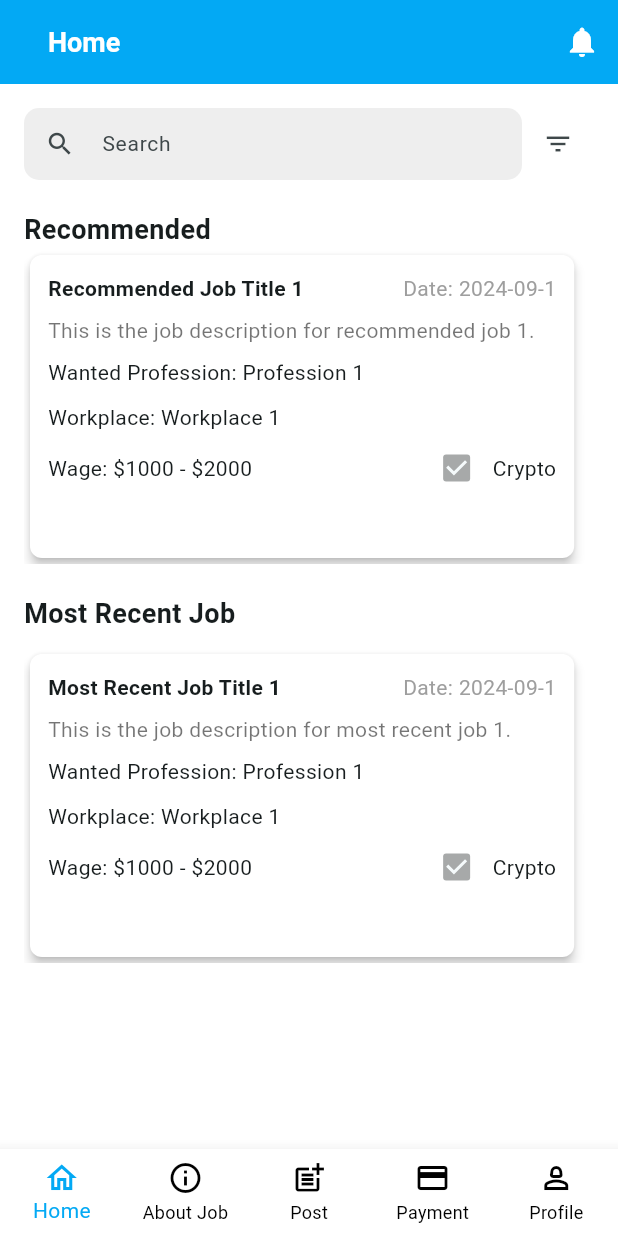
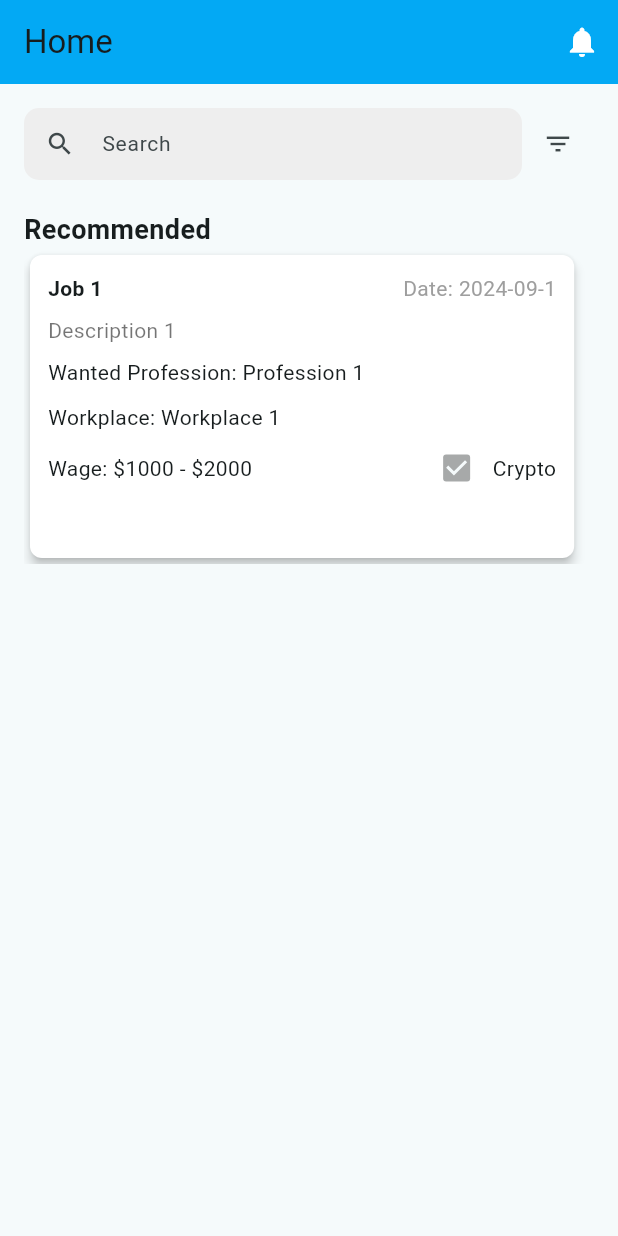
Before and after one commit to cchrisha/Community-Guild, a Flutter app: the screen it shows after launch, after a tap on "Create new account? Signup", after a tap on the "notifications" icon, after a tap on the "filter list" icon, on a phone screen of 412 x 824 dp. Run offline on Flutter 3.47's test engine with Material 3 defaults, Android fonts, the phone set to English and light mode, and no system bars; our stand-ins replace equatable, flutter_bloc, get, google_fonts, image_picker, shared_preferences; missing offline and left inert: reown_appkit; network calls fail.

Commit message:
home bloc

```diff
--- a/lib/bloc/home/home_bloc.dart
+++ b/lib/bloc/home/home_bloc.dart
@@ -1,13 +1,26 @@
-import 'package:bloc/bloc.dart';
-import 'package:equatable/equatable.dart';
-
-part 'home_event.dart';
-part 'home_state.dart';
+import 'package:flutter_bloc/flutter_bloc.dart';
+import 'home_event.dart';
+import 'home_state.dart';
 
 class HomeBloc extends Bloc<HomeEvent, HomeState> {
   HomeBloc() : super(HomeInitial()) {
-    on<HomeEvent>((event, emit) {
-      // TODO: implement event handler
+    on<FetchJobs>((event, emit) async {
+      emit(HomeLoading());
+
+      try {
+        // Simulating an API call for now
+        await Future.delayed(
+            const Duration(seconds: 2)); // Simulate network delay
+        // Replace with actual API call
+        List<dynamic> jobs = [
+          {'title': 'Job 1', 'description': 'Description 1'},
+          {'title': 'Job 2', 'description': 'Description 2'},
+        ];
+
+        emit(HomeLoaded(jobs));
+      } catch (e) {
+        emit(HomeError('Failed to load jobs'));
+      }
     });
   }
 }
--- a/lib/bloc/home/home_event.dart
+++ b/lib/bloc/home/home_event.dart
@@ -1,8 +1,11 @@
-part of 'home_bloc.dart';
+import 'package:equatable/equatable.dart';
 
-sealed class HomeEvent extends Equatable {
-  const HomeEvent();
+abstract class HomeEvent extends Equatable {
+  @override
+  List<Object?> get props => [];
+}
 
+class FetchJobs extends HomeEvent {
   @override
-  List<Object> get props => [];
+  List<Object?> get props => [];
 }
--- a/lib/bloc/home/home_state.dart
+++ b/lib/bloc/home/home_state.dart
@@ -1,10 +1,28 @@
-part of 'home_bloc.dart';
+import 'package:equatable/equatable.dart';
 
-sealed class HomeState extends Equatable {
-  const HomeState();
+abstract class HomeState extends Equatable {
+  @override
+  List<Object?> get props => [];
+}
+
+class HomeInitial extends HomeState {}
+
+class HomeLoading extends HomeState {}
+
+class HomeLoaded extends HomeState {
+  final List<dynamic> jobs; // This will hold the job data when fetched
+
+  HomeLoaded(this.jobs);
 
   @override
-  List<Object> get props => [];
+  List<Object?> get props => [jobs];
 }
 
-final class HomeInitial extends HomeState {}
+class HomeError extends HomeState {
+  final String message;
+
+  HomeError(this.message);
+
+  @override
+  List<Object?> get props => [message];
+}
--- a/lib/screens/home.dart
+++ b/lib/screens/home.dart
@@ -1,36 +1,26 @@
-import 'package:community_guild/widget/home/job_card.dart';
-import 'package:community_guild/widget/home/search_and_filter.dart';
-import 'package:community_guild/widget/home/section_title.dart';
+import 'package:community_guild/screens/notif_page.dart';
 import 'package:flutter/material.dart';
-import 'package:community_guild/screens/job_detail.dart';
-import 'package:community_guild/screens/about_job.dart';
-import 'package:community_guild/screens/notif_page.dart';
-import 'package:community_guild/screens/payment_page.dart';
-import 'package:community_guild/screens/post_page.dart';
-import 'package:community_guild/screens/profile_page.dart';
+import 'package:flutter_bloc/flutter_bloc.dart';
+import 'package:community_guild/bloc/home/home_bloc.dart';
+import 'package:community_guild/bloc/home/home_event.dart';
+import 'package:community_guild/bloc/home/home_state.dart';
+
+import '../widget/home/job_card.dart';
+import '../widget/home/search_and_filter.dart';
+import '../widget/home/section_title.dart';
+import 'job_detail.dart';
 
 class HomePage extends StatelessWidget {
   const HomePage({super.key});
 
   @override
   Widget build(BuildContext context) {
-    return Scaffold(
+    return BlocProvider(
+      create: (context) => HomeBloc()..add(FetchJobs()), // Fetch jobs on load
+      child: Scaffold(
         appBar: AppBar(
-        title: const Row(
-          children: [
-            SizedBox(width: 16),
-            Text(
-              'Home',
-              style: TextStyle(
-                fontSize: 18,
-                fontWeight: FontWeight.bold,
-                color: Colors.white,
-              ),
-            ),
-          ],
-        ),
+          title: const Text('Home'),
           backgroundColor: const Color.fromARGB(255, 3, 169, 244),
-        automaticallyImplyLeading: false,
           actions: [
             IconButton(
               icon: const Icon(Icons.notifications, color: Colors.white),
@@ -44,8 +34,12 @@ class HomePage extends StatelessWidget {
             ),
           ],
         ),
-      backgroundColor: const Color.fromARGB(255, 255, 255, 255),
-      body: CustomScrollView(
+        body: BlocBuilder<HomeBloc, HomeState>(
+          builder: (context, state) {
+            if (state is HomeLoading) {
+              return const Center(child: CircularProgressIndicator());
+            } else if (state is HomeLoaded) {
+              return CustomScrollView(
                 slivers: [
                   SliverToBoxAdapter(
                     child: Padding(
@@ -60,17 +54,17 @@ class HomePage extends StatelessWidget {
                             height: 210,
                             child: ListView.builder(
                               scrollDirection: Axis.horizontal,
-                      itemCount: 10,
+                              itemCount: state.jobs.length,
                               itemBuilder: (context, index) {
+                                final job = state.jobs[index];
                                 return Padding(
                                   padding: const EdgeInsets.only(right: 10),
                                   child: SizedBox(
-                            width: MediaQuery.of(context).size.width *
-                                0.9, //responsive na width
+                                    width:
+                                        MediaQuery.of(context).size.width * 0.9,
                                     child: HomeJobCard(
-                              jobTitle: 'Recommended Job Title ${index + 1}',
-                              jobDescription:
-                                  'This is the job description for recommended job ${index + 1}.',
+                                      jobTitle: job['title'],
+                                      jobDescription: job['description'],
                                       workPlace: 'Workplace ${index + 1}',
                                       date: 'Date: 2024-09-${index + 1}',
                                       wageRange:
@@ -81,53 +75,8 @@ class HomePage extends StatelessWidget {
                                         Navigator.push(
                                           context,
                                           MaterialPageRoute(
-                                    builder: (context) => const JobDetailPage(
-                                      jobTitle: '',
-                                      jobDescription: '',
-                                      date: '',
-                                      workPlace: '',
-                                      wageRange: '',
-                                      isCrypto: true,
-                                      professions: '',
-                                      contact: '',
-                                    ),
-                                  ),
-                                );
-                              },
-                            ),
-                          ),
-                        );
-                      },
-                    ),
-                  ),
-                  const SizedBox(height: 20),
-                  const SectionTitle(title: 'Most Recent Job'),
-                  const SizedBox(height: 10),
-                  SizedBox(
-                    height: 210,
-                    child: ListView.builder(
-                      scrollDirection: Axis.horizontal,
-                      itemCount: 10,
-                      itemBuilder: (context, index) {
-                        return Padding(
-                          padding: const EdgeInsets.only(right: 10),
-                          child: SizedBox(
-                            width: MediaQuery.of(context).size.width * 0.9,
-                            child: HomeJobCard(
-                              jobTitle: 'Most Recent Job Title ${index + 1}',
-                              jobDescription:
-                                  'This is the job description for most recent job ${index + 1}.',
-                              workPlace: 'Workplace ${index + 1}',
-                              date: 'Date: 2024-09-${index + 1}',
-                              wageRange:
-                                  '\$${index * 1000 + 1000} - \$${index * 1000 + 2000}',
-                              isCrypto: index % 2 == 0,
-                              professions: 'Profession ${index + 1}',
-                              onTap: () {
-                                Navigator.push(
-                                  context,
-                                  MaterialPageRoute(
-                                    builder: (context) => const JobDetailPage(
+                                            builder: (context) =>
+                                                const JobDetailPage(
                                               jobTitle: '',
                                               jobDescription: '',
                                               date: '',
@@ -151,65 +100,13 @@ class HomePage extends StatelessWidget {
                     ),
                   ),
                 ],
+              );
+            } else if (state is HomeError) {
+              return Center(child: Text(state.message));
+            }
+            return const Center(child: Text('Welcome to the home page!'));
+          },
         ),
-      bottomNavigationBar: BottomNavigationBar(
-        type: BottomNavigationBarType.fixed,
-        backgroundColor: const Color.fromARGB(255, 255, 255, 255),
-        currentIndex: 0,
-        items: const [
-          BottomNavigationBarItem(
-            icon: Icon(Icons.home_outlined),
-            label: 'Home',
-          ),
-          BottomNavigationBarItem(
-            icon: Icon(Icons.info_outline),
-            label: 'About Job',
-          ),
-          BottomNavigationBarItem(
-            icon: Icon(Icons.post_add),
-            label: 'Post',
-          ),
-          BottomNavigationBarItem(
-            icon: Icon(Icons.payment_outlined),
-            label: 'Payment',
-          ),
-          BottomNavigationBarItem(
-            icon: Icon(Icons.person_2_outlined),
-            label: 'Profile',
-          ),
-        ],
-        selectedItemColor: Colors.lightBlue,
-        unselectedItemColor: Colors.black,
-        onTap: (index) {
-          switch (index) {
-            case 0:
-              break;
-            case 1:
-              Navigator.push(
-                context,
-                MaterialPageRoute(builder: (context) => const JobPage()),
-              );
-              break;
-            case 2:
-              Navigator.push(
-                context,
-                MaterialPageRoute(builder: (context) => const PostPage()),
-              );
-              break;
-            case 3:
-              Navigator.push(
-                context,
-                MaterialPageRoute(builder: (context) => const PaymentPage()),
-              );
-              break;
-            case 4:
-              Navigator.push(
-                context,
-                MaterialPageRoute(builder: (context) => const ProfilePage()),
-              );
-              break;
-          }
-        },
       ),
     );
   }
```
Also changed, not shown: lib/screens/payment_page.dart (+37 -31 lines). Lines whose indentation alone changed are shown as unchanged.
